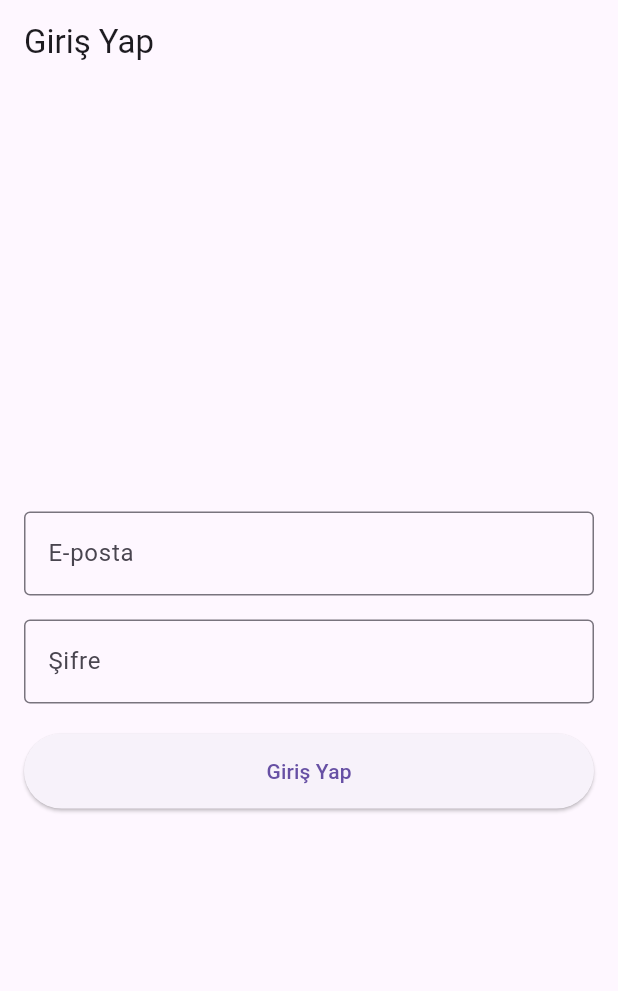
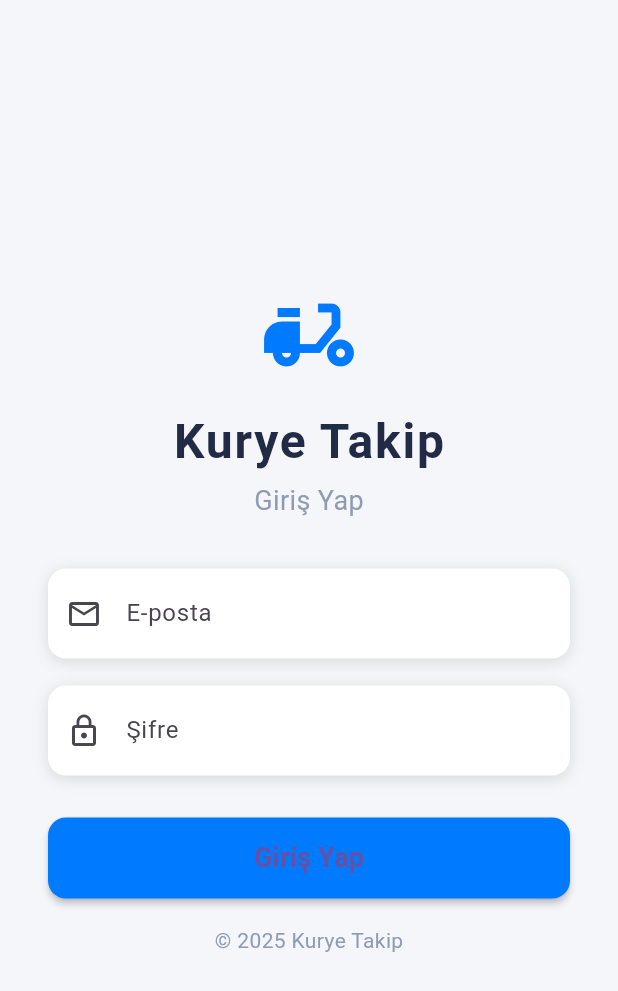
Before and after one commit to melihcalisir1/kurye_takip_mobil, a Flutter app: the screen it shows after launch, on a phone screen of 412 x 824 dp. Shown: the top 991 px of the screen. Run offline on Flutter 3.47's test engine with Material 3 defaults, Android fonts, the phone set to English and light mode, and no system bars.

Commit message:
Mobil uygulama changes commit

```diff
--- a/lib/login_screen.dart
+++ b/lib/login_screen.dart
@@ -78,41 +78,117 @@ class _LoginScreenState extends State<LoginScreen> {
   @override
   Widget build(BuildContext context) {
     return Scaffold(
-      appBar: AppBar(title: Text('Giriş Yap')),
-      body: Padding(
-        padding: const EdgeInsets.all(16.0),
+      backgroundColor: const Color(0xFFF5F6FA),
+      body: Center(
+        child: SingleChildScrollView(
+          child: Padding(
+            padding: const EdgeInsets.symmetric(horizontal: 32.0),
             child: Column(
               mainAxisAlignment: MainAxisAlignment.center,
               children: [
-            TextField(
-              controller: emailController,
-              decoration: InputDecoration(
-                labelText: 'E-posta',
-                border: OutlineInputBorder(),
+                Container(
+                  margin: const EdgeInsets.only(bottom: 32),
+                  child: Column(
+                    children: [
+                      Icon(Icons.delivery_dining, size: 72, color: Color(0xFF007AFF)),
+                      SizedBox(height: 12),
+                      Text(
+                        'Kurye Takip',
+                        style: TextStyle(
+                          fontSize: 32,
+                          fontWeight: FontWeight.bold,
+                          color: Color(0xFF222B45),
+                          letterSpacing: 1.2,
                         ),
                       ),
-            SizedBox(height: 16),
-            TextField(
-              controller: passwordController,
-              decoration: InputDecoration(
-                labelText: 'Şifre',
-                border: OutlineInputBorder(),
-              ),
-              obscureText: true,
-            ),
-            SizedBox(height: 20),
-            isLoading
-                ? CircularProgressIndicator()
-                : ElevatedButton(
-                    onPressed: login,
-                    child: Text('Giriş Yap'),
-                    style: ElevatedButton.styleFrom(
-                      minimumSize: Size(double.infinity, 50),
+                      SizedBox(height: 4),
+                      Text(
+                        'Giriş Yap',
+                        style: TextStyle(
+                          fontSize: 18,
+                          color: Color(0xFF8F9BB3),
                         ),
                       ),
                     ],
                   ),
                 ),
+                Container(
+                  decoration: BoxDecoration(
+                    color: Colors.white,
+                    borderRadius: BorderRadius.circular(12),
+                    boxShadow: [
+                      BoxShadow(
+                        color: Colors.black12,
+                        blurRadius: 8,
+                        offset: Offset(0, 2),
+                      ),
+                    ],
+                  ),
+                  child: TextField(
+                    controller: emailController,
+                    decoration: InputDecoration(
+                      hintText: 'E-posta',
+                      prefixIcon: Icon(Icons.email_outlined),
+                      border: InputBorder.none,
+                      contentPadding: EdgeInsets.symmetric(vertical: 18),
+                    ),
+                  ),
+                ),
+                SizedBox(height: 18),
+                Container(
+                  decoration: BoxDecoration(
+                    color: Colors.white,
+                    borderRadius: BorderRadius.circular(12),
+                    boxShadow: [
+                      BoxShadow(
+                        color: Colors.black12,
+                        blurRadius: 8,
+                        offset: Offset(0, 2),
+                      ),
+                    ],
+                  ),
+                  child: TextField(
+                    controller: passwordController,
+                    obscureText: true,
+                    decoration: InputDecoration(
+                      hintText: 'Şifre',
+                      prefixIcon: Icon(Icons.lock_outline),
+                      border: InputBorder.none,
+                      contentPadding: EdgeInsets.symmetric(vertical: 18),
+                    ),
+                  ),
+                ),
+                SizedBox(height: 28),
+                SizedBox(
+                  width: double.infinity,
+                  height: 54,
+                  child: ElevatedButton(
+                    onPressed: isLoading ? null : login,
+                    style: ElevatedButton.styleFrom(
+                      backgroundColor: Color(0xFF007AFF),
+                      shape: RoundedRectangleBorder(
+                        borderRadius: BorderRadius.circular(12),
+                      ),
+                      elevation: 2,
+                    ),
+                    child: isLoading
+                        ? CircularProgressIndicator(color: Colors.white)
+                        : Text(
+                            'Giriş Yap',
+                            style: TextStyle(fontSize: 18, fontWeight: FontWeight.bold),
+                          ),
+                  ),
+                ),
+                SizedBox(height: 18),
+                Text(
+                  '© 2025 Kurye Takip',
+                  style: TextStyle(color: Color(0xFF8F9BB3), fontSize: 14),
+                ),
+              ],
+            ),
+          ),
+        ),
+      ),
     );
   }
 }
```
Lines whose indentation alone changed are shown as unchanged.
